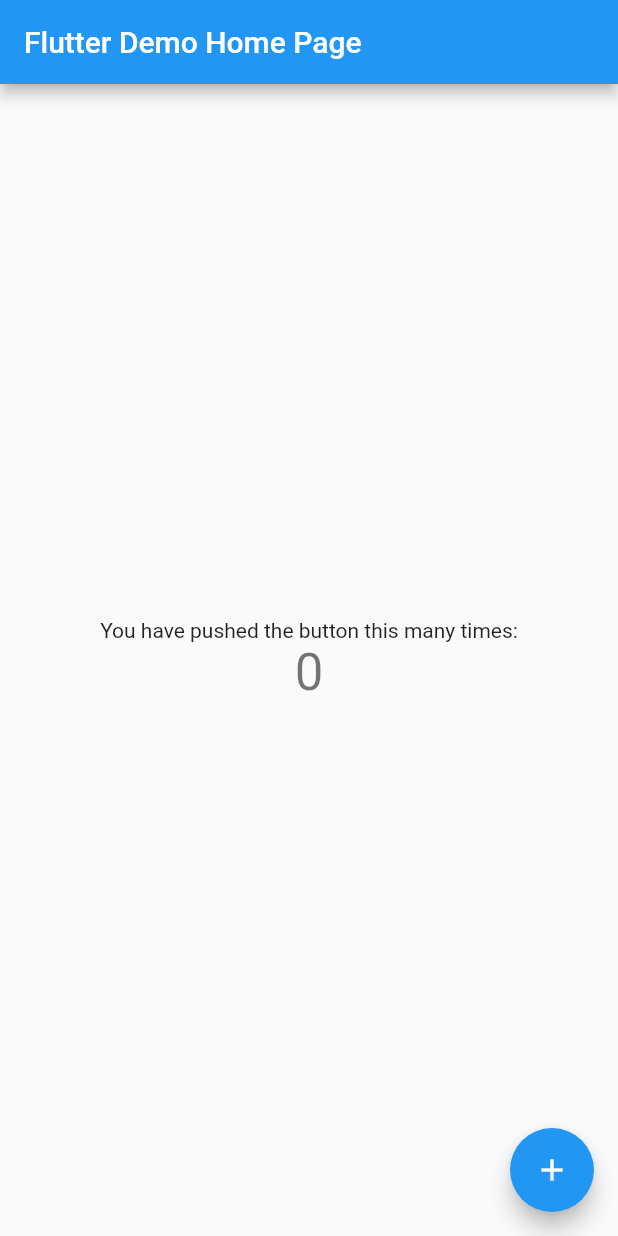
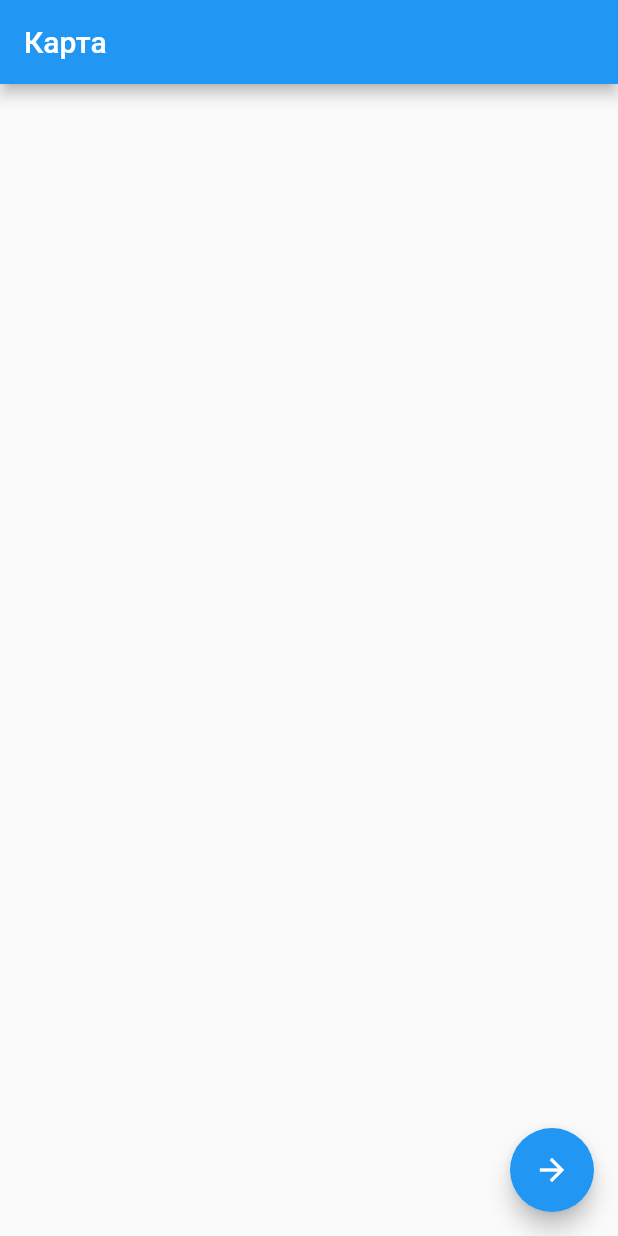
Before and after one commit to Sannada/Breezy, a Flutter app: the screen it shows after launch, on a phone screen of 412 x 824 dp. Run offline on Flutter 3.47's test engine with Material 2 defaults, Android fonts, the phone set to English and light mode, and no system bars.

Commit message:
add screen db_histori_travels

```diff
--- a/lib/main.dart
+++ b/lib/main.dart
@@ -1,111 +1,30 @@
 import 'package:flutter/material.dart';
+import 'db_screen_histori_travels.dart';
 
-void main() => runApp(MyApp());
+void main() {
+  runApp(MaterialApp(
+    title: 'Navigation Basics',
+    home: FirstRoute(),
+  ));
+}
 
-class MyApp extends StatelessWidget {
-  // This widget is the root of your application.
+class FirstRoute extends StatelessWidget {
   @override
   Widget build(BuildContext context) {
-    return MaterialApp(
-      title: 'Flutter Demo',
-      theme: ThemeData(
-        // This is the theme of your application.
-        //
-        // Try running your application with "flutter run". You'll see the
-        // application has a blue toolbar. Then, without quitting the app, try
-        // changing the primarySwatch below to Colors.green and then invoke
-        // "hot reload" (press "r" in the console where you ran "flutter run",
-        // or simply save your changes to "hot reload" in a Flutter IDE).
-        // Notice that the counter didn't reset back to zero; the application
-        // is not restarted.
-        primarySwatch: Colors.blue,
+    return Scaffold(
+      appBar: AppBar(
+        title: Text('Карта'),
       ),
-      home: MyHomePage(title: 'Flutter Demo Home Page'),
+
+      floatingActionButton: FloatingActionButton(
+        onPressed: () {
+          Navigator.push(
+            context,
+            MaterialPageRoute(builder: (context) => DBTestPage()),
+          );
+        },
+        child: Icon(Icons.arrow_forward),
+      ),
     );
   }
 }
-
-class MyHomePage extends StatefulWidget {
-  MyHomePage({Key key, this.title}) : super(key: key);
-
-  // This widget is the home page of your application. It is stateful, meaning
-  // that it has a State object (defined below) that contains fields that affect
-  // how it looks.
-
-  // This class is the configuration for the state. It holds the values (in this
-  // case the title) provided by the parent (in this case the App widget) and
-  // used by the build method of the State. Fields in a Widget subclass are
-  // always marked "final".
-
-  final String title;
-
-  @override
-  _MyHomePageState createState() => _MyHomePageState();
-}
-
-class _MyHomePageState extends State<MyHomePage> {
-  int _counter = 0;
-
-  void _incrementCounter() {
-    setState(() {
-      // This call to setState tells the Flutter framework that something has
-      // changed in this State, which causes it to rerun the build method below
-      // so that the display can reflect the updated values. If we changed
-      // _counter without calling setState(), then the build method would not be
-      // called again, and so nothing would appear to happen.
-      _counter++;
-    });
-  }
-
-  @override
-  Widget build(BuildContext context) {
-    // This method is rerun every time setState is called, for instance as done
-    // by the _incrementCounter method above.
-    //
-    // The Flutter framework has been optimized to make rerunning build methods
-    // fast, so that you can just rebuild anything that needs updating rather
-    // than having to individually change instances of widgets.
-    return Scaffold(
-      appBar: AppBar(
-        // Here we take the value from the MyHomePage object that was created by
-        // the App.build method, and use it to set our appbar title.
-        title: Text(widget.title),
-      ),
-      body: Center(
-        // Center is a layout widget. It takes a single child and positions it
-        // in the middle of the parent.
-        child: Column(
-          // Column is also layout widget. It takes a list of children and
-          // arranges them vertically. By default, it sizes itself to fit its
-          // children horizontally, and tries to be as tall as its parent.
-          //
-          // Invoke "debug painting" (press "p" in the console, choose the
-          // "Toggle Debug Paint" action from the Flutter Inspector in Android
-          // Studio, or the "Toggle Debug Paint" command in Visual Studio Code)
-          // to see the wireframe for each widget.
-          //
-          // Column has various properties to control how it sizes itself and
-          // how it positions its children. Here we use mainAxisAlignment to
-          // center the children vertically; the main axis here is the vertical
-          // axis because Columns are vertical (the cross axis would be
-          // horizontal).
-          mainAxisAlignment: MainAxisAlignment.center,
-          children: <Widget>[
-            Text(
-              'You have pushed the button this many times:',
-            ),
-            Text(
-              '$_counter',
-              style: Theme.of(context).textTheme.display1,
-            ),
-          ],
-        ),
-      ),
-      floatingActionButton: FloatingActionButton(
-        onPressed: _incrementCounter,
-        tooltip: 'Increment',
-        child: Icon(Icons.add),
-      ), // This trailing comma makes auto-formatting nicer for build methods.
-    );
-  }
-}
--- a/pubspec.yaml
+++ b/pubspec.yaml
@@ -20,9 +20,14 @@
   flutter:
     sdk: flutter
 
+
+
   # The following adds the Cupertino Icons font to your application.
   # Use with the CupertinoIcons class for iOS style icons.
   cupertino_icons: ^0.1.2
+
+  sqflite: ^ 0.11.0
+  path_provider: ^ 0.4.1
 
 dev_dependencies:
   flutter_test:
```
Also changed, not shown: 2 other files.
